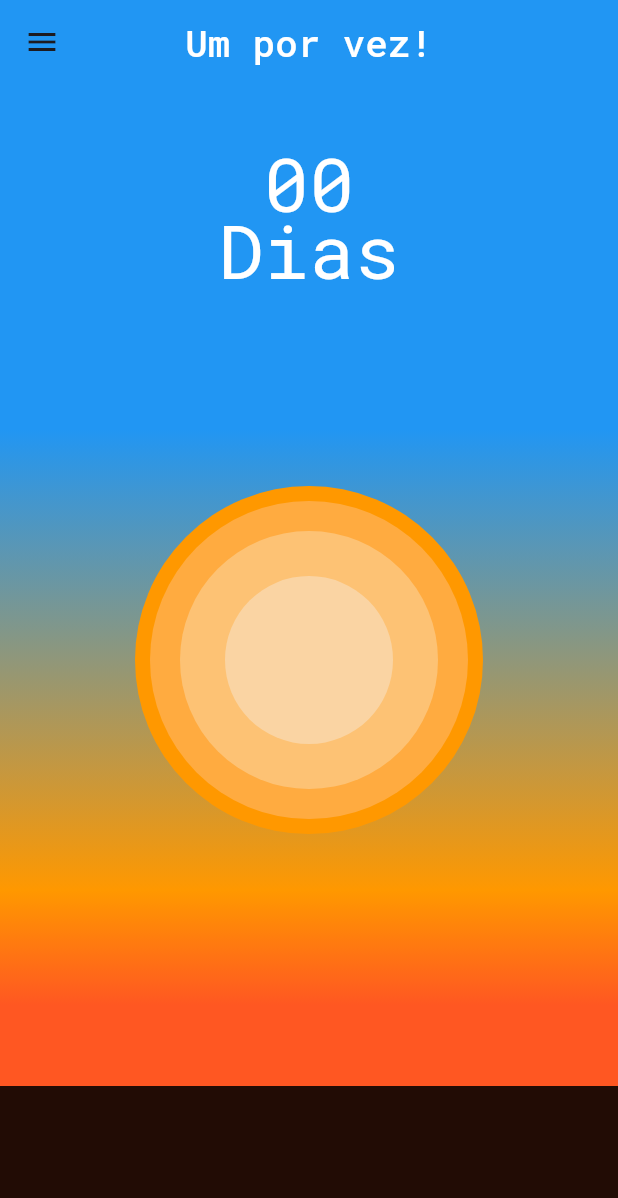
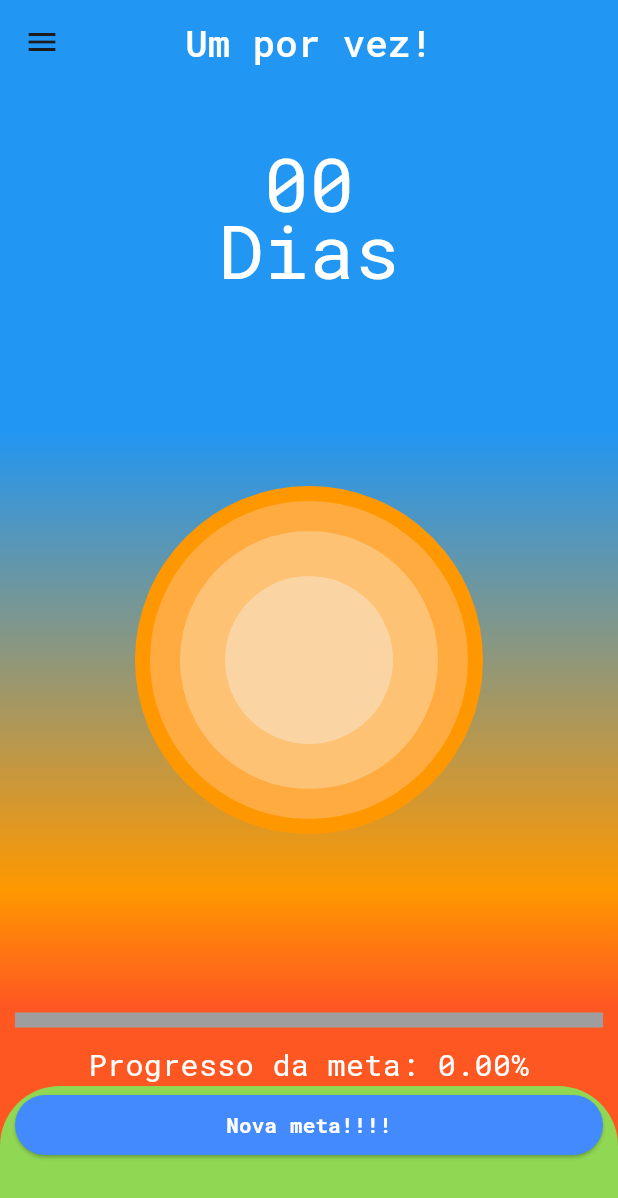
Before and after one commit to Igorruan23/umporvez, a Flutter app: the screen it shows after launch, on a phone screen of 412 x 824 dp. Shown: the top 1198 px of the screen. Run offline on Flutter 3.47's test engine with Material 3 defaults, Android fonts, the light colour scheme and no system bars; our stand-ins replace google_fonts.

Commit message:
criação da UI de progresso

```diff
--- /dev/null
+++ b/lib/Model/progresso_model.dart
@@ -0,0 +1,18 @@
+import 'dart:math';
+
+class ProgressModel {
+  late double progress;
+
+  ProgressModel({required this.progress});
+
+  double calculateProgress(
+      DateTime startDate, DateTime currentDate, int goalDays) {
+    final now = currentDate;
+    final start = startDate;
+    final totalSecondsInGoal = goalDays * 24 * 60 * 60;
+    final elapsedSeconds = now.difference(start).inSeconds;
+    final progress = elapsedSeconds / totalSecondsInGoal;
+    this.progress = progress.clamp(0.0, 1.0); // Limita o progresso entre 0 e 1
+    return this.progress;
+  }
+}
--- a/lib/view/MyApp_view.dart
+++ b/lib/view/MyApp_view.dart
@@ -3,6 +3,7 @@ import 'package:google_fonts/google_fonts.dart';
 import 'package:umporvez/view/Motivacao_page.dart';
 
 class HomePage extends StatelessWidget {
+  double _progress = 0.0;
   @override
   Widget build(BuildContext context) {
     return SafeArea(
@@ -67,7 +68,10 @@ class HomePage extends StatelessWidget {
               child: Container(
                 alignment: Alignment.bottomCenter,
                 decoration: BoxDecoration(
-                  color: Colors.black87,
+                  borderRadius: BorderRadius.only(
+                      topLeft: Radius.circular(40),
+                      topRight: Radius.circular(40)),
+                  color: Color.fromARGB(221, 127, 235, 91),
                 ),
                 height: 100,
                 width: double.infinity,
@@ -97,10 +101,47 @@ class HomePage extends StatelessWidget {
                 //adicionar um if ternario, se dia for diferente de 0/1 colocar S
                 child: Text(
                   'Dias',
+                  style:
+                      GoogleFonts.robotoMono(color: Colors.white, fontSize: 50),
+                ),
+              ),
+            ),
+            Positioned(
+              bottom: 100,
+              left: 10,
+              right: 10,
+              child: Column(
+                children: <Widget>[
+                  LinearProgressIndicator(
+                    backgroundColor: Colors.grey,
+                    value: _progress,
+                    color: Colors.blue,
+                    minHeight: 10,
+                  ),
+                  SizedBox(
+                    height: 10,
+                  ),
+                  Text(
+                    'Progresso da meta: ${(100 * _progress).toStringAsFixed(2)}%',
                     style: GoogleFonts.robotoMono(
-                        color: Colors.white, fontSize: 50),
+                        color: Colors.white, fontSize: 20),
+                  )
+                ],
               ),
-                )),
+            ),
+            Positioned(
+                bottom: 50,
+                left: 10,
+                right: 10,
+                child: ElevatedButton(
+                    style: ElevatedButton.styleFrom(
+                        backgroundColor: Colors.blueAccent),
+                    onPressed: () {},
+                    child: Text(
+                      "Nova meta!!!!",
+                      style: GoogleFonts.robotoMono(
+                          color: Colors.white, fontWeight: FontWeight.bold),
+                    )))
           ],
         ),
         //Drawer (lateral menu)
```
Lines whose indentation alone changed are shown as unchanged.
